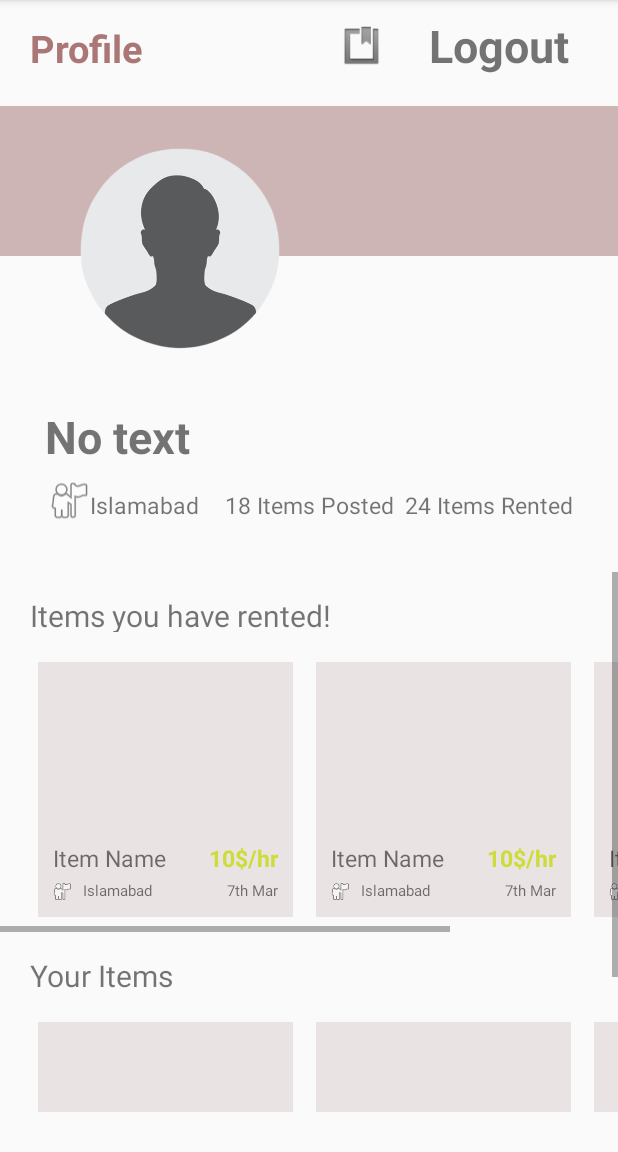
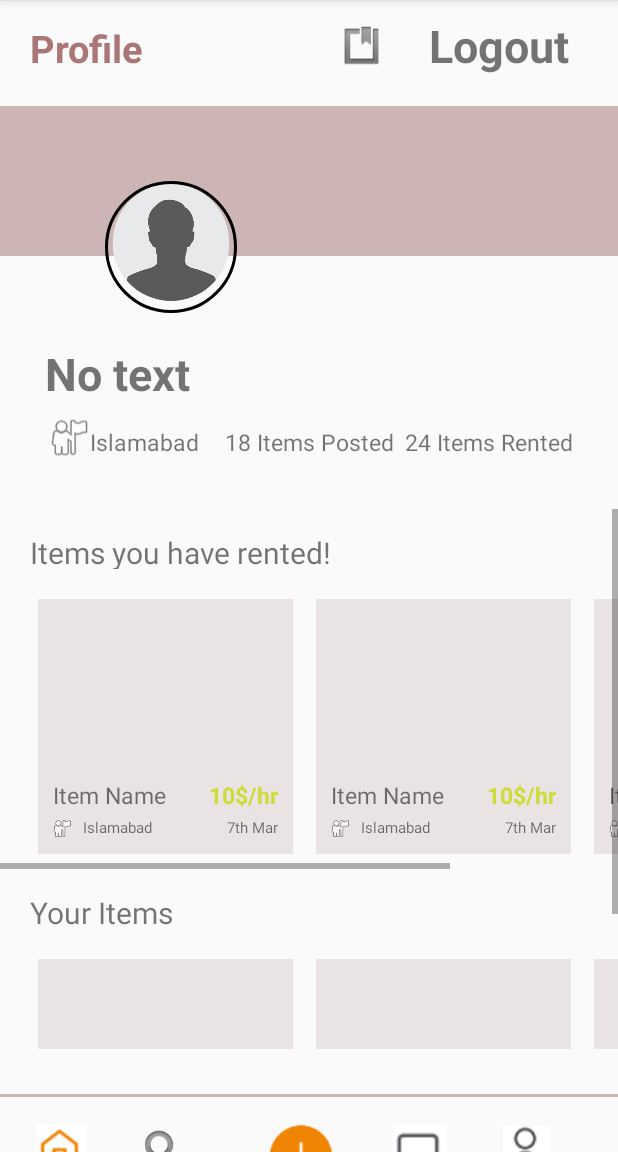
Before and after one commit to UmerIftikhar111/SMD_ASSG_1, an Android app: the ProfileActivity screen opened directly, with no data from a screen before it, on a phone screen of 412 x 824 dp, the part 84-1236 px from its top. Run offline under Robolectric (Android 15) with nearby library versions, the phone set to English and light mode, and no system bars; our stand-ins replace CircleImageView, Firebase (no records; nobody signed in at launch, a user with empty details on screens opened directly), Picasso; 6 statements that could not run were skipped.

Commit message:
corrected more code to change pics (profile/cover)

```diff
--- a/app/build.gradle.kts
+++ b/app/build.gradle.kts
@@ -44,5 +44,6 @@ dependencies {
     androidTestImplementation("androidx.test.ext:junit:1.1.5")
     androidTestImplementation("androidx.test.espresso:espresso-core:3.5.1")
     implementation ("com.squareup.picasso:picasso:2.71828")
+    implementation ("de.hdodenhof:circleimageview:3.1.0")
 
 }
--- a/app/src/main/java/comumer/i200784/EditprofileActivity.java
+++ b/app/src/main/java/comumer/i200784/EditprofileActivity.java
@@ -53,6 +53,10 @@ public class EditprofileActivity extends AppCompatActivity {
             db.collection("users").document(userUid)
                     .update("name", updatedName, "contact", updatedContact, "country", updatedCountry, "city", updatedCity)
                     .addOnSuccessListener(aVoid -> {
+
+                        User updatedUser = new User(updatedName, User.currentUser.getEmail(), updatedContact, updatedCountry, updatedCity );
+                        User.currentUser=updatedUser;
+
                         // Profile updated successfully
                         Toast.makeText(EditprofileActivity.this, "Profile updated", Toast.LENGTH_SHORT).show();
                         // Redirect back to the profile screen
--- a/app/src/main/java/comumer/i200784/RegisterActivity.java
+++ b/app/src/main/java/comumer/i200784/RegisterActivity.java
@@ -93,7 +93,7 @@ public class RegisterActivity extends AppCompatActivity {
                                         .addOnSuccessListener(aVoid -> {
                                             // Data has been successfully saved in Firestore
                                             Toast.makeText(RegisterActivity.this, "User registered successfully", Toast.LENGTH_SHORT).show();
-                                            Intent intent = new Intent(RegisterActivity.this, WelcomeActivityActivity.class);
+                                            Intent intent = new Intent(RegisterActivity.this, MainActivity.class);
                                             startActivity(intent);
                                         })
                                         .addOnFailureListener(e -> {
--- a/app/src/main/res/layout/profile.xml
+++ b/app/src/main/res/layout/profile.xml
@@ -55,21 +55,21 @@
         android:layout_height="100dp"
         android:layout_marginTop="20dp"
         android:background="#CDB5B5"
-
+        android:scaleType="fitXY"
         >
 
     </ImageView>
 
-    <ImageView
+    <de.hdodenhof.circleimageview.CircleImageView
         android:id="@+id/profile_pic"
-        android:layout_width="100dp"
-        android:layout_height="160dp"
-        android:scaleY="1.5"
-        android:scaleX="1.5"
-        android:layout_marginTop="-80dp"
+        android:layout_width="88dp"
+        android:layout_height="88dp"
         android:layout_marginLeft="70dp"
-        android:src="@drawable/umer_profile"
-        />
+        android:layout_marginTop="-50dp"
+        android:scaleType="centerCrop"
+        app:civ_border_width="2dp"
+        app:civ_border_color="#FF000000"
+        android:src="@drawable/umer_profile" />
 
     <RelativeLayout
         android:layout_width="match_parent"
```
Also changed, not shown: app/src/main/java/comumer/i200784/MainActivity.java (+8 -3 lines), app/src/main/java/comumer/i200784/ProfileActivity.java (+28 -11 lines).
